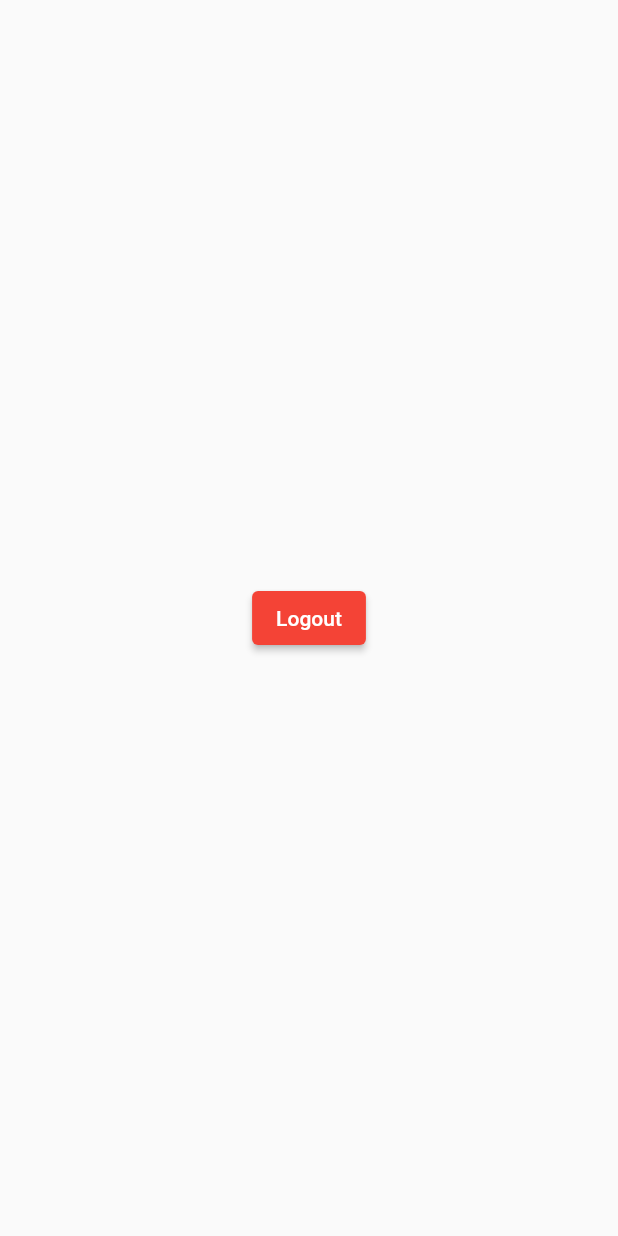
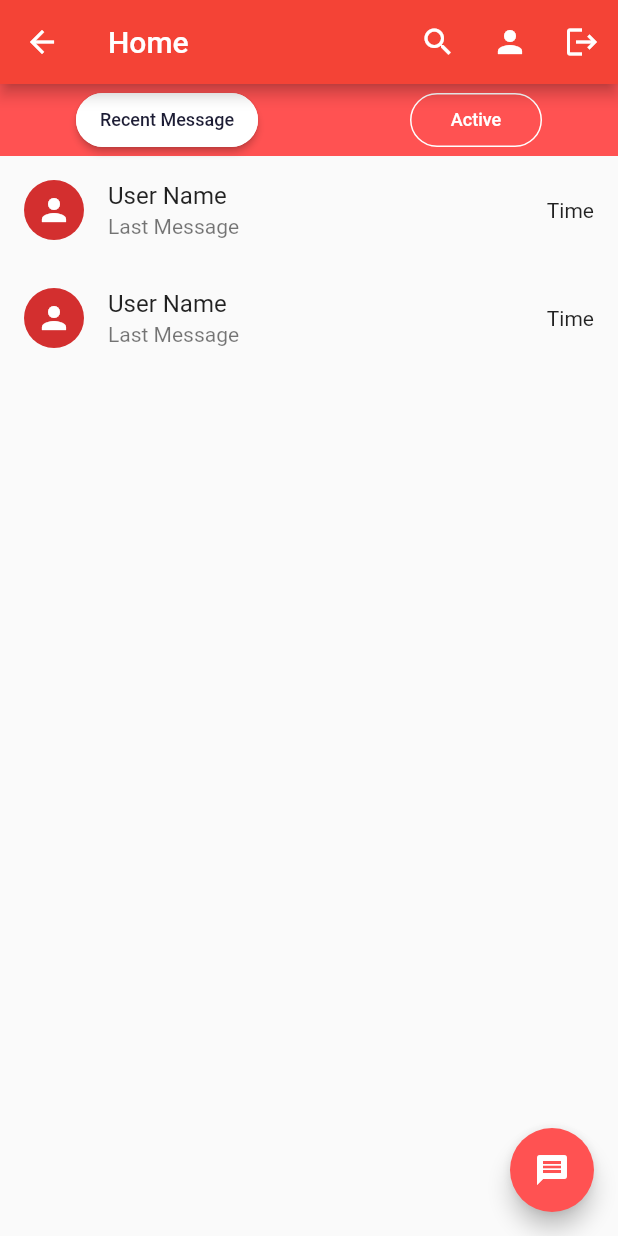
Before and after one commit to salmanulfarisi/chat_app, a Flutter app: the Homeview screen opened by its route, on a phone screen of 412 x 824 dp. Run offline on Flutter 3.47's test engine with Material 2 defaults, Android fonts, the phone set to English and light mode, and no system bars; our stand-ins replace animated_text_kit, dio, flutter_svg, get.

Commit message:
all users and home page ui model created

```diff
--- /dev/null
+++ b/lib/core/components/filled_outline_button.dart
@@ -0,0 +1,34 @@
+import 'package:flutter/material.dart';
+
+class FillOutlineButton extends StatelessWidget {
+  const FillOutlineButton({
+    Key? key,
+    this.isFilled = true,
+    required this.press,
+    required this.text,
+  }) : super(key: key);
+
+  final bool isFilled;
+  final VoidCallback press;
+  final String text;
+
+  @override
+  Widget build(BuildContext context) {
+    return MaterialButton(
+      shape: RoundedRectangleBorder(
+        borderRadius: BorderRadius.circular(30),
+        side: const BorderSide(color: Colors.white),
+      ),
+      elevation: isFilled ? 2 : 0,
+      color: isFilled ? Colors.white : Colors.transparent,
+      onPressed: press,
+      child: Text(
+        text,
+        style: TextStyle(
+          color: isFilled ? const Color(0xFF1D1D35) : Colors.white,
+          fontSize: 12,
+        ),
+      ),
+    );
+  }
+}
--- /dev/null
+++ b/lib/modules/contacts/bindings/bindings.dart
@@ -0,0 +1,9 @@
+import 'package:chat_app/modules/contacts/controller/controller.dart';
+import 'package:get/get.dart';
+
+class ContactsBindings extends Bindings {
+  @override
+  void dependencies() {
+    Get.lazyPut<ContactsController>(() => ContactsController());
+  }
+}
--- /dev/null
+++ b/lib/modules/contacts/controller/controller.dart
@@ -0,0 +1,3 @@
+import 'package:get/get.dart';
+
+class ContactsController extends GetxController {}
--- /dev/null
+++ b/lib/modules/contacts/view/view.dart
@@ -0,0 +1,25 @@
+import 'package:flutter/material.dart';
+
+class ContactView extends StatelessWidget {
+  const ContactView({Key? key}) : super(key: key);
+
+  @override
+  Widget build(BuildContext context) {
+    return Scaffold(
+      appBar: AppBar(
+        title: const Text('All Contacts'),
+      ),
+      body: ListView.builder(
+        itemCount: 10,
+        itemBuilder: (context, index) => const ListTile(
+          leading: CircleAvatar(
+            child: Icon(Icons.person),
+          ),
+          title: Text("User Name"),
+          subtitle: Text("Last Message"),
+          trailing: Text("Time"),
+        ),
+      ),
+    );
+  }
+}
--- a/lib/modules/home/view/view.dart
+++ b/lib/modules/home/view/view.dart
@@ -1,4 +1,5 @@
-import 'package:chat_app/modules/login/view/view.dart';
+import 'package:chat_app/core/components/filled_outline_button.dart';
+import 'package:chat_app/routes/app_routes.dart';
 import 'package:flutter/material.dart';
 import 'package:get/get.dart';
 
@@ -8,12 +9,68 @@ class Homeview extends StatelessWidget {
   @override
   Widget build(BuildContext context) {
     return Scaffold(
+      appBar: AppBar(
+        title: const Text('Home'),
+        actions: [
+          IconButton(
+            onPressed: () {},
+            icon: const Icon(Icons.search),
+          ),
+          IconButton(
+            onPressed: () {},
+            icon: const Icon(Icons.person),
+          ),
+          IconButton(
+            onPressed: () => Get.toNamed(Routes.LOGIN),
+            icon: const Icon(Icons.logout),
+          ),
+        ],
+      ),
       body: Center(
-        child: ElevatedButton(
-            onPressed: () {
-              Get.offAll(() => const LoginView());
-            },
-            child: const Text('Logout')),
+        child: Column(
+          mainAxisAlignment: MainAxisAlignment.center,
+          children: [
+            Container(
+              padding: const EdgeInsets.fromLTRB(0, 0, 0, 0),
+              color: Colors.accents[0],
+              child: Row(
+                mainAxisAlignment: MainAxisAlignment.spaceAround,
+                children: [
+                  FillOutlineButton(press: () {}, text: "Recent Message"),
+                  // const SizedBox(width: 20),
+                  FillOutlineButton(
+                    press: () {},
+                    text: "Active",
+                    isFilled: false,
+                  ),
+                ],
+              ),
+            ),
+            Expanded(
+              child: ListView.builder(
+                itemCount: 2,
+                itemBuilder: (context, index) => const ListTile(
+                  leading: CircleAvatar(
+                    child: Icon(Icons.person),
+                  ),
+                  title: Text("User Name"),
+                  subtitle: Text("Last Message"),
+                  trailing: Text("Time"),
+                ),
+              ),
+            ),
+          ],
+        ),
+      ),
+      floatingActionButton: FloatingActionButton(
+        onPressed: () {
+          Get.toNamed(Routes.CONTACT);
+        },
+        backgroundColor: Colors.accents[0],
+        child: const Icon(
+          Icons.message,
+          color: Colors.white,
+        ),
       ),
     );
   }
--- a/lib/modules/login/view/view.dart
+++ b/lib/modules/login/view/view.dart
@@ -67,7 +67,7 @@ class LoginView extends GetView<LoginController> {
                   SizedBox(height: 5.0.wp),
                   ElevatedButton(
                     style: ElevatedButton.styleFrom(
-                      primary: Colors.blue,
+                      primary: Theme.of(context).primaryColor,
                       padding: EdgeInsets.symmetric(horizontal: 20.0.wp),
                       shape: RoundedRectangleBorder(
                         borderRadius: BorderRadius.circular(30.0),
--- a/lib/modules/signup/view/view.dart
+++ b/lib/modules/signup/view/view.dart
@@ -88,7 +88,7 @@ class SignupView extends GetView<SignupController> {
                     SizedBox(height: 5.0.wp),
                     ElevatedButton(
                       style: ElevatedButton.styleFrom(
-                        primary: Colors.blue,
+                        primary: Theme.of(context).primaryColor,
                         padding: EdgeInsets.symmetric(horizontal: 20.0.wp),
                         shape: RoundedRectangleBorder(
                           borderRadius: BorderRadius.circular(30.0),
--- a/lib/routes/app_pages.dart
+++ b/lib/routes/app_pages.dart
@@ -1,5 +1,7 @@
 // ignore_for_file: constant_identifier_names
 
+import 'package:chat_app/modules/contacts/bindings/bindings.dart';
+import 'package:chat_app/modules/contacts/view/view.dart';
 import 'package:chat_app/modules/home/bindings/bindings.dart';
 import 'package:chat_app/modules/home/view/view.dart';
 import 'package:chat_app/modules/login/bindings/bindings.dart';
@@ -44,5 +46,10 @@ class AppPages {
       page: () => const WelcomeView(),
       binding: WelcomeBindings(),
     ),
+    GetPage(
+      name: Routes.CONTACT,
+      page: () => const ContactView(),
+      binding: ContactsBindings(),
+    ),
   ];
 }
--- a/lib/routes/app_routes.dart
+++ b/lib/routes/app_routes.dart
@@ -7,6 +7,7 @@ abstract class Routes {
   static const SIGNUP = Paths.signup;
   static const SPLASH = Paths.splash;
   static const WELCOME = Paths.welcome;
+  static const CONTACT = Paths.contacts;
 }
 
 abstract class Paths {
@@ -16,4 +17,5 @@ abstract class Paths {
   static const splash = '/splash';
   static const signup = '/signup';
   static const welcome = '/welcome';
+  static const contacts = '/contacts';
 }
```
